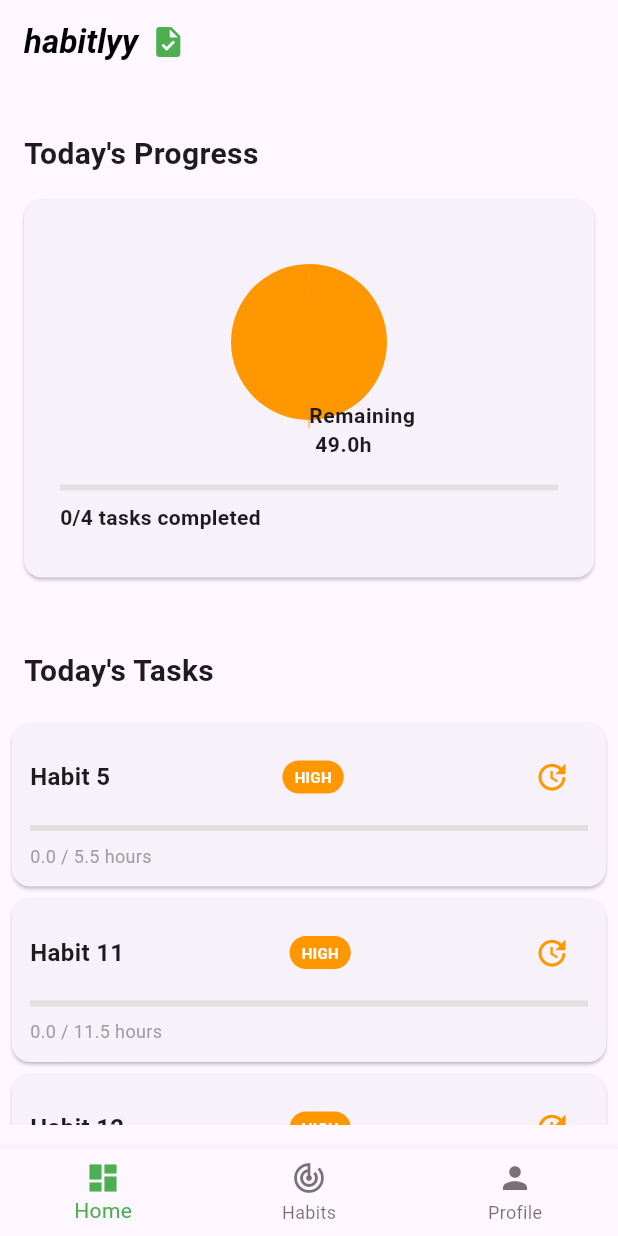
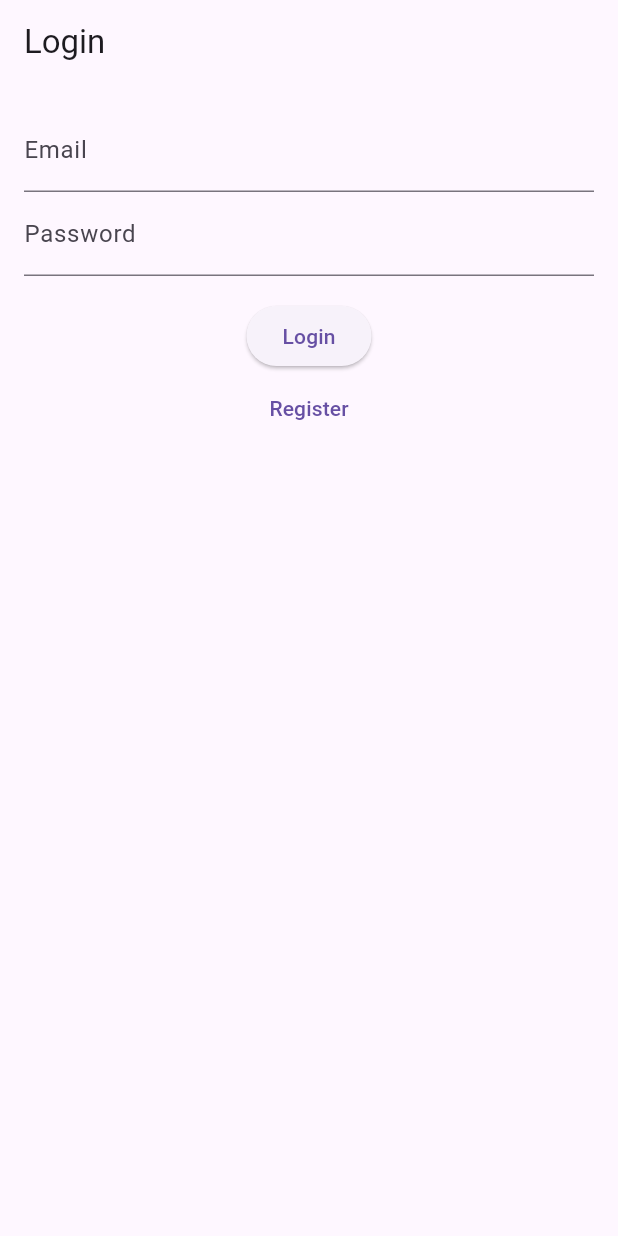
Before and after one commit to sk4ndal-commits/habitlyy, a Flutter app: the screen it shows after launch, on a phone screen of 412 x 824 dp. Run offline on Flutter 3.47's test engine with Material 3 defaults, Android fonts, the phone set to English and light mode, and no system bars; our stand-ins replace get_it, syncfusion_flutter_charts.

Commit message:
Add user management

```diff
--- a/lib/main.dart
+++ b/lib/main.dart
@@ -1,7 +1,10 @@
 import 'package:flutter/material.dart';
 import 'package:flutter_localizations/flutter_localizations.dart';
 import 'package:habitlyy/providers/habit_provider.dart';
+import 'package:habitlyy/services/profile/iuser_service.dart';
 import 'package:habitlyy/views/homepage/homepage_view.dart';
+import 'package:habitlyy/views/login/login_view.dart';
+import 'package:habitlyy/views/login/register_view.dart';
 import 'package:provider/provider.dart';
 import 'package:habitlyy/service_locator.dart';
 import 'generated/l10n.dart';
@@ -16,6 +19,9 @@ class MyApp extends StatelessWidget {
 
   @override
   Widget build(BuildContext context) {
+    final userService = getIt<IUserService>();
+
+
     return MultiProvider(
       providers: [
         ChangeNotifierProvider(create: (_) => HabitsProvider()),
@@ -24,7 +30,12 @@ class MyApp extends StatelessWidget {
         themeMode: ThemeMode.system,
         darkTheme: ThemeData.dark(),
         theme: ThemeData.light(),
-        home: HomePageView(),
+        home: userService.getCurrentUser() == null ? LoginView() : HomePageView(),
+        routes: {
+          '/home': (_) => HomePageView(),
+          '/login': (_) => LoginView(),
+          '/register': (_) => RegisterView(),
+        },
         localizationsDelegates: [
           S.delegate,
           GlobalMaterialLocalizations.delegate,
--- a/lib/repositories/habits/habits_repository.dart
+++ b/lib/repositories/habits/habits_repository.dart
@@ -4,4 +4,5 @@ abstract class IHabitsRepository {
   void addHabit(TimeInvestmentHabitViewModel habit);
   void removeHabit(int habitId);
   List<TimeInvestmentHabitViewModel> getHabits();
+  List<TimeInvestmentHabitViewModel> getHabitsByUserId(int userId);
 }
--- a/lib/service_locator.dart
+++ b/lib/service_locator.dart
@@ -3,6 +3,8 @@ import 'package:habitlyy/repositories/habits/habits_dummy_repository.dart';
 import 'package:habitlyy/repositories/habits/habits_repository.dart';
 import 'package:habitlyy/services/habits/ihabits_service.dart';
 import 'package:habitlyy/services/habits/habits_service.dart';
+import 'package:habitlyy/services/profile/iuser_service.dart';
+import 'package:habitlyy/services/profile/user_service.dart';
 
 
 final GetIt getIt = GetIt.instance;
@@ -10,4 +12,5 @@ final GetIt getIt = GetIt.instance;
 void setupLocator() {
   getIt.registerLazySingleton<IHabitsRepository>(() => HabitsDummyRepository());
   getIt.registerLazySingleton<IHabitsService>(() => HabitsService());
+  getIt.registerLazySingleton<IUserService>(() => UserService());
 }
--- a/lib/services/habits/ihabits_service.dart
+++ b/lib/services/habits/ihabits_service.dart
@@ -5,4 +5,5 @@ abstract class IHabitsService {
   void removeHabit(int habitId);
   List<TimeInvestmentHabitViewModel> getHabits();
   List<TimeInvestmentHabitViewModel> getTodayHabits();
+  List<TimeInvestmentHabitViewModel> getHabitsByUserId(int userId);
 }
--- /dev/null
+++ b/lib/services/profile/iuser_service.dart
@@ -0,0 +1,12 @@
+
+import '../../viewmodels/profile/user_viewmodel.dart';
+
+abstract class IUserService {
+  void addUser(UserViewModel user);
+  void updateUser(UserViewModel user);
+  void deleteUser(int userId);
+  UserViewModel? getCurrentUser();
+  UserViewModel? login(String email, String password);
+  UserViewModel? getUserById(int userId);
+  void logout();
+}
--- a/lib/viewmodels/habits/habit_viewmodel.dart
+++ b/lib/viewmodels/habits/habit_viewmodel.dart
@@ -17,6 +17,7 @@ class TimeInvestmentHabitViewModel extends HabitViewModelBase {
     required DateTime deadline,
     required this.targetHours,
     required List<FrequencyDay>? frequencyDays,
+    required int userId,
   }) : super(
           id: id,
           title: title,
@@ -24,6 +25,7 @@ class TimeInvestmentHabitViewModel extends HabitViewModelBase {
           startDate: startDate,
           deadline: deadline,
           frequencyDays: frequencyDays,
+          userId: userId,
         );
 
   void logTime(DateTime date, double hours) {
--- a/lib/viewmodels/habits/habit_viewmodel_base.dart
+++ b/lib/viewmodels/habits/habit_viewmodel_base.dart
@@ -12,6 +12,7 @@ class HabitViewModelBase {
   DateTime deadline;
   late DateTime lastUpdated;
   List<FrequencyDay>? frequencyDays;
+  final int userId;
 
   HabitViewModelBase({
     required this.id,
@@ -20,6 +21,7 @@ class HabitViewModelBase {
     required this.startDate,
     required this.deadline,
     required this.frequencyDays,
+    required this.userId,
   }) {
     completed = false;
     lastUpdated = DateTime.now();
--- /dev/null
+++ b/lib/viewmodels/profile/user_viewmodel.dart
@@ -0,0 +1,18 @@
+
+class UserViewModel {
+  final int id;
+  String name;
+  String email;
+  String password;
+  String? photoUrl;
+  List<int> habitIds;
+
+  UserViewModel({
+    required this.id,
+    required this.name,
+    required this.email,
+    required this.password,
+    required this.photoUrl,
+    required this.habitIds,
+  });
+}
--- a/lib/views/homepage/homepage_view.dart
+++ b/lib/views/homepage/homepage_view.dart
@@ -3,6 +3,7 @@ import 'package:flutter/material.dart';
 import '../../generated/l10n.dart';
 import '../dashboard/dashboard_view.dart';
 import '../habits/habits_list_view.dart';
+import '../profile/profile_view.dart';
 
 class HomePageView extends StatefulWidget {
   const HomePageView({super.key});
@@ -17,7 +18,7 @@ class _HomePageViewState extends State<HomePageView> {
   static final List<Widget> _widgetOptions = <Widget>[
     DashboardView(),
     HabitsView(),
-    ProfileWidget(),
+    ProfileView(),
   ];
 
   void _onTabSelected(int index) {
@@ -78,10 +79,3 @@ class _HomePageViewState extends State<HomePageView> {
     );
   }
 }
-
-class ProfileWidget extends StatelessWidget {
-  @override
-  Widget build(BuildContext context) {
-    return Center(child: Text('Profile'));
-  }
-}
--- /dev/null
+++ b/lib/views/login/login_view.dart
@@ -0,0 +1,55 @@
+import 'package:flutter/material.dart';
+import 'package:habitlyy/service_locator.dart';
+
+import '../../services/profile/iuser_service.dart';
+
+class LoginView extends StatelessWidget {
+  final TextEditingController emailController = TextEditingController();
+  final TextEditingController passwordController = TextEditingController();
+
+  @override
+  Widget build(BuildContext context) {
+    return Scaffold(
+      appBar: AppBar(title: Text('Login')),
+      body: Padding(
+        padding: const EdgeInsets.all(16.0),
+        child: Column(
+          children: [
+            TextField(
+              controller: emailController,
+              decoration: InputDecoration(labelText: 'Email'),
+            ),
+            TextField(
+              controller: passwordController,
+              decoration: InputDecoration(labelText: 'Password'),
+              obscureText: true,
+            ),
+            SizedBox(height: 16.0),
+            ElevatedButton(
+              onPressed: () {
+                final email = emailController.text;
+                final password = passwordController.text;
+                final userService = getIt<IUserService>();
+                final user = userService.login(email, password);
+                if (user != null) {
+                  Navigator.of(context).pushReplacementNamed('/home');
+                } else {
+                  ScaffoldMessenger.of(context).showSnackBar(
+                    SnackBar(content: Text('Invalid credentials')),
+                  );
+                }
+              },
+              child: Text('Login'),
+            ),
+            TextButton(
+              onPressed: () {
+                Navigator.of(context).pushNamed('/register');
+              },
+              child: Text('Register'),
+            )
+          ],
+        ),
+      ),
+    );
+  }
+}
```
Also changed, not shown: lib/repositories/habits/habits_dummy_repository.dart (+10 -2 lines), lib/services/habits/habits_service.dart (+9 -5 lines), lib/services/profile/user_service.dart (added, +50 -0 lines), lib/views/habits/habits_list_view.dart (+7 -1 lines), lib/views/login/register_view.dart (added, +76 -0 lines), lib/views/profile/profile_view.dart (added, +67 -0 lines), 1 other file.
